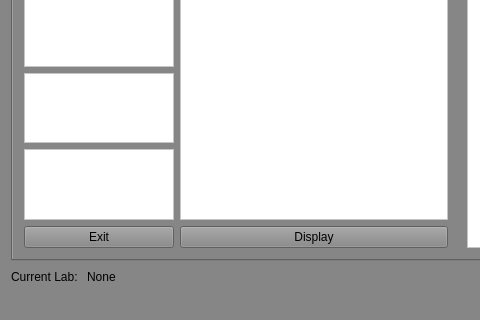
First picture: the form in repo_project/maingui/mainwindow.ui, repository tokorealand/CS205, before the edit; both pictures show x 0 to 480 and y 184 to 504 of the 691 by 504 pixel window.
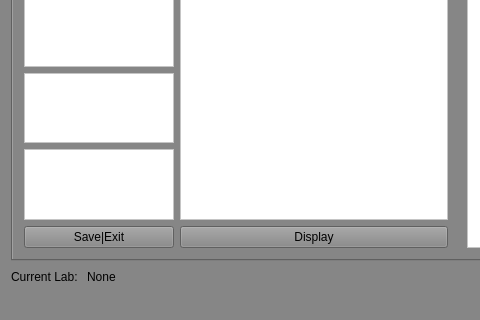
Second picture: the form after the edit.

```diff
--- a/repo_project/maingui/mainwindow.ui
+++ b/repo_project/maingui/mainwindow.ui
@@ -119,7 +119,7 @@
           <item>
            <widget class="QPushButton" name="pushButton">
             <property name="text">
-             <string>Exit</string>
+             <string>Save|Exit</string>
             </property>
            </widget>
           </item>
```
